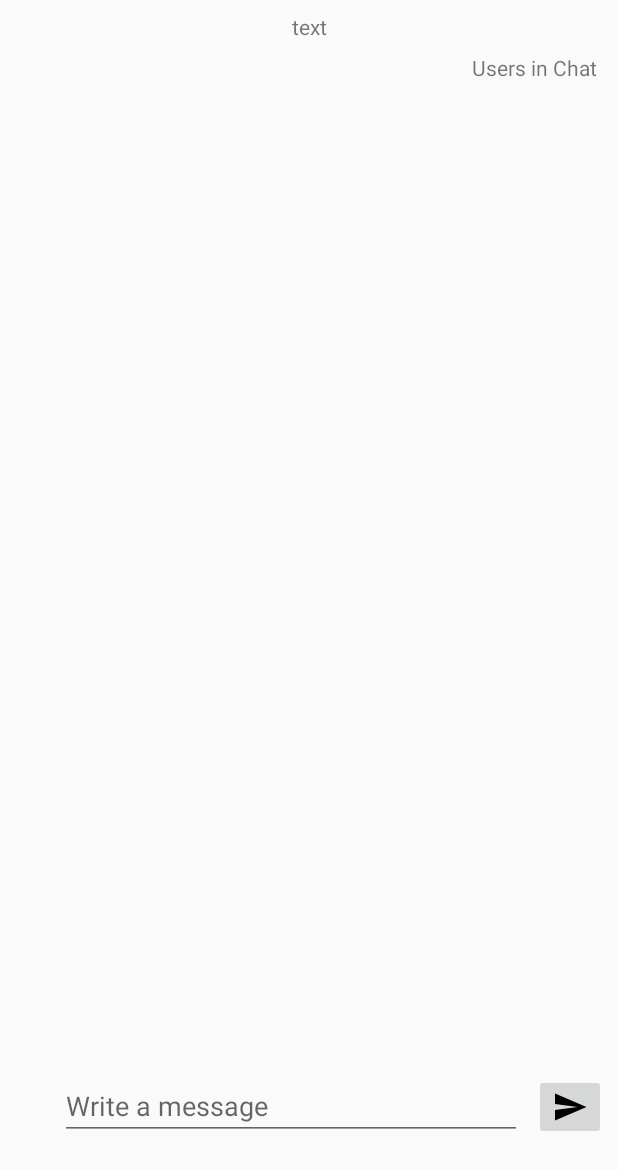
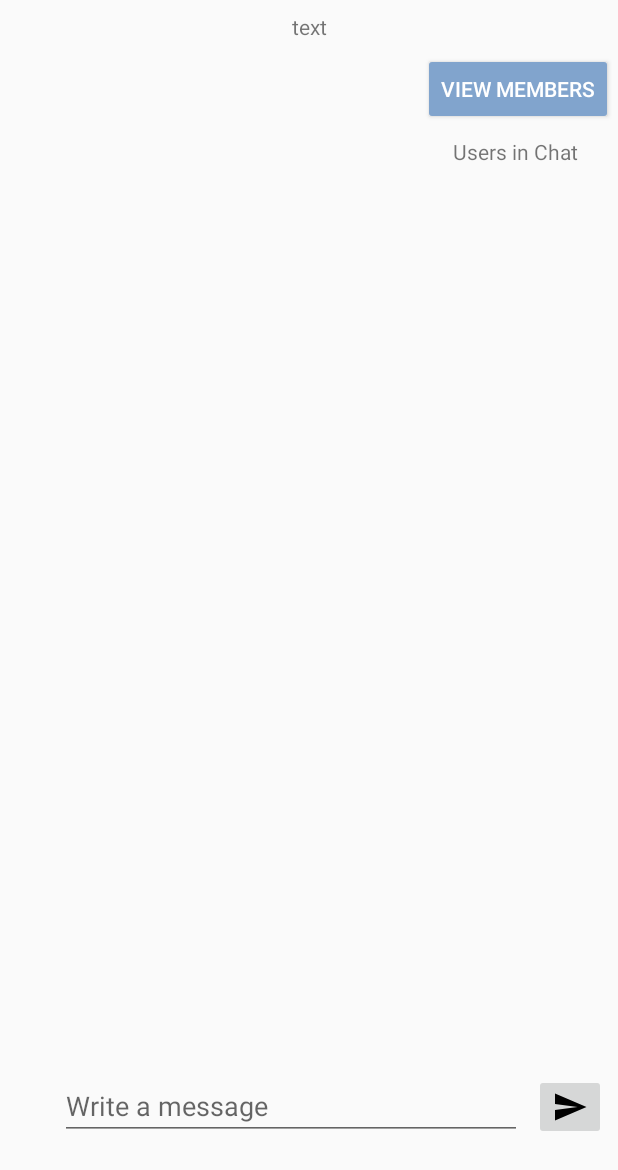
Before and after one commit to cga3798/ChatApp, an Android app: the layout fragment_chat.xml on its own in the app's theme, with its tools: preview values and no code run, on a phone screen of 412 x 824 dp. Shown: the top 1170 px of the screen. Run offline under Robolectric (Android 15) with nearby library versions, the phone set to English and light mode, and no system bars.

Commit message:
fixed spaces in code

```diff
--- a/app/src/main/java/group1/tcss450/uw/edu/a450groupone/ChatFragment.java
+++ b/app/src/main/java/group1/tcss450/uw/edu/a450groupone/ChatFragment.java
@@ -11,6 +11,7 @@ import android.view.View;
 import android.view.ViewGroup;
 import android.view.ViewTreeObserver;
 import android.view.WindowManager;
+import android.widget.Button;
 import android.widget.EditText;
 import android.widget.ScrollView;
 import android.widget.TextView;
@@ -57,6 +58,10 @@ public class ChatFragment extends Fragment {
         getActivity().getWindow().setSoftInputMode(
                 WindowManager.LayoutParams.SOFT_INPUT_ADJUST_PAN);
         Log.wtf("CHAT ROOM", "" + prefs.getInt("chatId", R.string.keys_prefs_chatId));
+        Button button = (Button) v.findViewById(R.id.view_member_list_button);
+        button.setOnClickListener(new View.OnClickListener() {
+
+                        public void onClick(View view) {
 
                             TextView chatName = (TextView) v.findViewById(R.id.chatNameOfChatRoomView);
                             chatName.setText(String.valueOf(prefs.getString(getString(R.string.keys_prefs_chatName), "Chat Room")));
@@ -70,6 +75,9 @@ public class ChatFragment extends Fragment {
                             } catch (JSONException e) {
                                 e.printStackTrace();
                             }
+                        }});
+
+
         return v;
     }
 
--- a/app/src/main/res/layout/fragment_chat.xml
+++ b/app/src/main/res/layout/fragment_chat.xml
@@ -45,35 +45,11 @@
         app:layout_constraintTop_toTopOf="parent" />
 
     <ScrollView
-        android:id="@+id/scrollViewMembers"
-        android:layout_width="89dp"
-        android:layout_height="0dp"
-        android:layout_marginBottom="8dp"
-        android:layout_marginEnd="8dp"
-        android:layout_marginTop="8dp"
-        android:clipToPadding="true"
-        android:fillViewport="true"
-        app:layout_constraintBottom_toTopOf="@+id/chatInputEditText"
-        app:layout_constraintEnd_toEndOf="parent"
-        app:layout_constraintTop_toBottomOf="@+id/chatNameOfChatRoomView"
-        app:layout_constraintVertical_bias="0.0">
-
-        <TextView
-            android:id="@+id/chatRoomMembers"
-            android:layout_width="match_parent"
-            android:layout_height="match_parent"
-            android:ems="10"
-            android:inputType="textPersonName"
-            android:text="Users in Chat" />
-    </ScrollView>
-
-    <ScrollView
         android:id="@+id/scrollViewChat"
-        android:layout_width="266dp"
+        android:layout_width="260dp"
         android:layout_height="0dp"
         android:layout_marginBottom="8dp"
         android:layout_marginEnd="2dp"
-        android:layout_marginStart="8dp"
         android:layout_marginTop="8dp"
         android:clipToPadding="true"
         android:fillViewport="true"
@@ -100,4 +76,36 @@
             app:layout_constraintTop_toTopOf="parent" />
     </ScrollView>
 
+    <Button
+        android:id="@+id/view_member_list_button"
+        android:layout_width="wrap_content"
+        android:layout_height="wrap_content"
+        android:layout_marginStart="2dp"
+        android:layout_marginTop="8dp"
+        android:text="View Members"
+        app:layout_constraintStart_toEndOf="@+id/scrollViewChat"
+        app:layout_constraintTop_toBottomOf="@+id/chatNameOfChatRoomView" />
+
+    <ScrollView
+        android:id="@+id/scrollViewMembers"
+        android:layout_width="110dp"
+        android:layout_height="0dp"
+        android:layout_marginBottom="8dp"
+        android:layout_marginTop="8dp"
+        android:clipToPadding="true"
+        android:fillViewport="true"
+        app:layout_constraintBottom_toTopOf="@+id/chatInputEditText"
+        app:layout_constraintEnd_toEndOf="parent"
+        app:layout_constraintTop_toBottomOf="@+id/view_member_list_button"
+        app:layout_constraintVertical_bias="0.0">
+
+        <TextView
+            android:id="@+id/chatRoomMembers"
+            android:layout_width="match_parent"
+            android:layout_height="match_parent"
+            android:ems="10"
+            android:inputType="textPersonName"
+            android:text="Users in Chat" />
+    </ScrollView>
+
 </android.support.constraint.ConstraintLayout>
```
Lines whose indentation alone changed are shown as unchanged.
